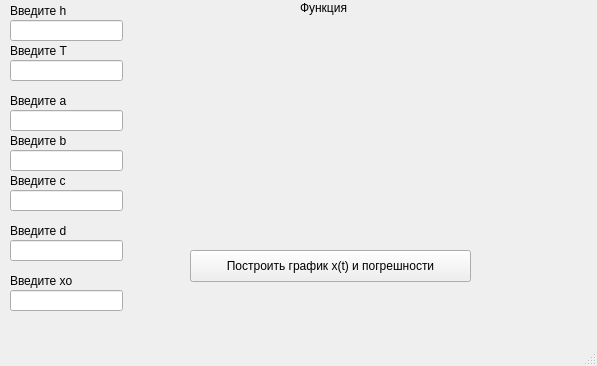
First picture: the form in интерфейс.ui, repository StePUNK2002/Curse5, before the edit.
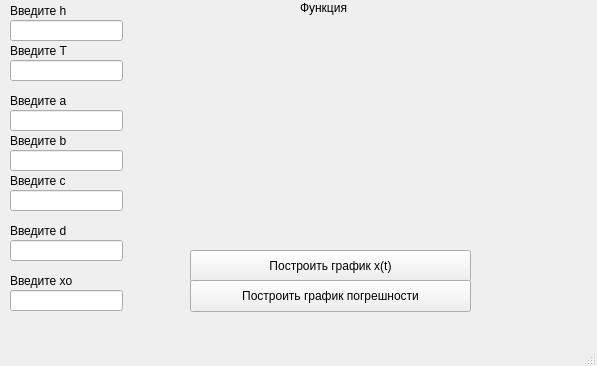
Second picture: the form after the edit. Icons and pictures are not drawn.

Commit message: Разделил на два графика

The edit to the form file:
```diff
--- a/интерфейс.ui
+++ b/интерфейс.ui
@@ -219,7 +219,7 @@
      </rect>
     </property>
     <property name="text">
-     <string>Построить график x(t) и погрешности</string>
+     <string>Построить график x(t)</string>
     </property>
    </widget>
    <widget class="QLabel" name="label_9">
@@ -245,6 +245,19 @@
      </rect>
     </property>
    </widget>
+   <widget class="QPushButton" name="pushButton_3">
+    <property name="geometry">
+     <rect>
+      <x>190</x>
+      <y>280</y>
+      <width>281</width>
+      <height>32</height>
+     </rect>
+    </property>
+    <property name="text">
+     <string>Построить график погрешности</string>
+    </property>
+   </widget>
   </widget>
   <widget class="QMenuBar" name="menubar">
    <property name="geometry">
```
The commit also changes 2 other files.
